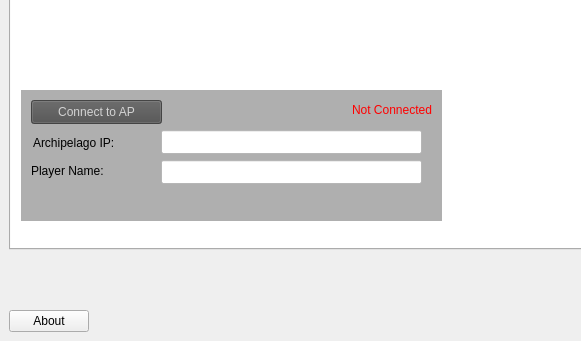
Before: the Qt Designer form gui/desktop/mainwindow.ui in Teotia444/TWWHD-Randomizer-expbuilds, drawn with Qt 5; both pictures show x 0 to 581 and y 495 to 836 of the 1072 by 836 pixel window.
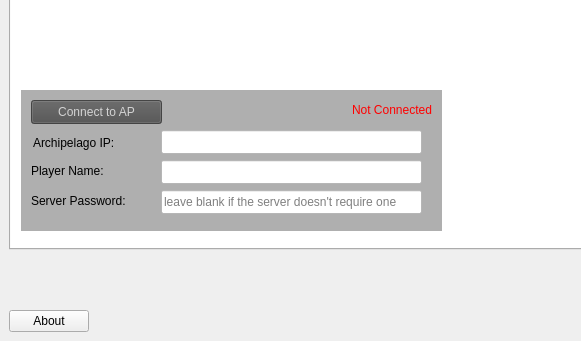
After: the same form once the commit is applied. The open tabs and pages were chosen to show the change.

```diff
--- a/gui/desktop/mainwindow.ui
+++ b/gui/desktop/mainwindow.ui
@@ -17,7 +17,7 @@
    </sizepolicy>
   </property>
   <property name="autoFillBackground">
-   <bool>false</bool>
+   <bool>true</bool>
   </property>
   <widget class="QWidget" name="centralwidget">
    <layout class="QVBoxLayout" name="verticalLayout">
@@ -3338,7 +3338,7 @@
               <x>10</x>
               <y>550</y>
               <width>421</width>
-              <height>131</height>
+              <height>141</height>
              </rect>
             </property>
             <property name="styleSheet">
@@ -3455,6 +3455,44 @@
               <string>Player Name:</string>
              </property>
             </widget>
+            <widget class="QLabel" name="label_13">
+             <property name="geometry">
+              <rect>
+               <x>10</x>
+               <y>100</y>
+               <width>131</width>
+               <height>21</height>
+              </rect>
+             </property>
+             <property name="styleSheet">
+              <string notr="true">color: rgb(0, 0, 0);
+font: 12pt &quot;Segoe UI&quot;;
+background-color: rgba(255, 255, 255, 0);
+</string>
+             </property>
+             <property name="text">
+              <string>Server Password:</string>
+             </property>
+            </widget>
+            <widget class="QLineEdit" name="ap_password">
+             <property name="geometry">
+              <rect>
+               <x>140</x>
+               <y>100</y>
+               <width>261</width>
+               <height>24</height>
+              </rect>
+             </property>
+             <property name="autoFillBackground">
+              <bool>false</bool>
+             </property>
+             <property name="styleSheet">
+              <string notr="true">background-color: rgba(255,255,255,255); color: black;</string>
+             </property>
+             <property name="placeholderText">
+              <string>leave blank if the server doesn't require one</string>
+             </property>
+            </widget>
            </widget>
           </widget>
          </widget>
```
Left out of the diff: 9 changed lines with no effect on the pictures.
